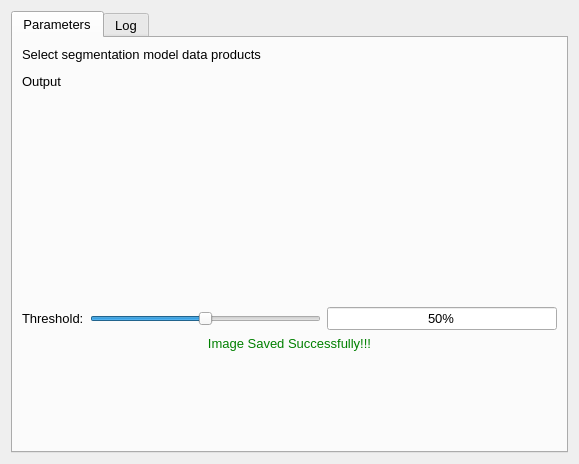
Above: qgisplugin/interfaces/thresholding_gui.ui from umfieldrobotics/ShipwreckFinderQGISPlugin before the change. Below: the same form after it.
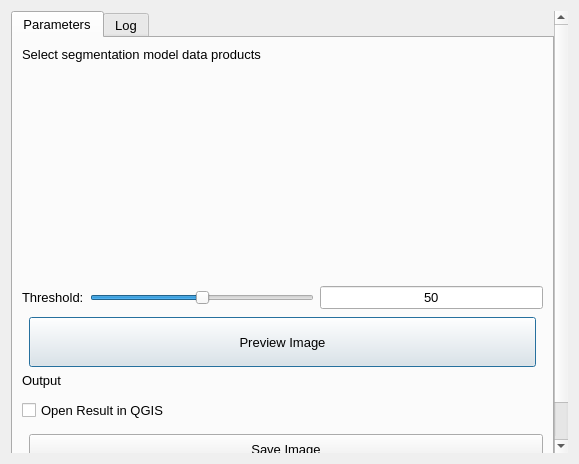
That is the form after the change. Icons and pictures are not drawn. Custom widgets are drawn as their Qt base class.

Commit message: Updated thresholding to recreate in the same position

Patch:
```diff
--- a/qgisplugin/interfaces/thresholding_gui.ui
+++ b/qgisplugin/interfaces/thresholding_gui.ui
@@ -133,24 +133,18 @@
 
                       <!-- Output wwidgits -->
                       <item>
-                        <widget class="QLabel" name="label_2">
-                          <property name="font">
-                            <font>
-                              <pointsize>10</pointsize>
-                            </font>
-                          </property>
-                          <property name="text">
-                            <string>Output</string>
-                          </property>
-                        </widget>
+                        <layout class="QHBoxLayout" name="horizontalLayout_3">
+                          <item>
+                            <widget class="QgsFileWidget" name="original_segmentation_textbox" native="true">
+                              <property name="filter" stdset="0">
+                                <string>Original Tiff Segmentation Image (*.tif)</string>
+                              </property>
+                            </widget>
+                          </item>
+                        </layout>
                       </item>
-                      <item>
-                        <widget class="QgsFileWidget" name="outputFileWidget" native="true">
-                          <property name="filter" stdset="0">
-                            <string/>
-                          </property>
-                        </widget>
-                      </item>
+
+
                       <!-- <item>
                         <widget class="QCheckBox" name="openCheckBox">
                           <property name="font">
@@ -223,10 +217,10 @@
                           <item>
                             <widget class="QLineEdit" name="percentageDisplay">
                               <property name="readOnly">
-                                <bool>true</bool>
+                                <bool>false</bool>
                               </property>
                               <property name="text">
-                                <string>50%</string>
+                                <string>50</string>
                               </property>
                               <property name="alignment">
                                 <set>Qt::AlignCenter</set>
@@ -239,6 +233,132 @@
                         </layout>
                       </item>
 
+
+                      <item>
+                        <spacer name="verticalSpacer">
+                          <property name="orientation">
+                            <enum>Qt::Vertical</enum>
+                          </property>
+                          <property name="sizeHint" stdset="0">
+                            <size>
+                              <width>20</width>
+                              <height>40</height>
+                            </size>
+                          </property>
+                        </spacer>
+                      </item>
+
+
+                      <!-- Centered Preview Button -->
+                      <item>
+                        <layout class="QHBoxLayout" name="hboxLayoutCentered">
+                        <item>
+                          <spacer name="horizontalSpacer">
+                          <property name="orientation">
+                            <enum>Qt::Horizontal</enum>
+                          </property>
+                          <property name="sizeType">
+                            <enum>QSizePolicy::Expanding</enum>
+                          </property>
+                          </spacer>
+                        </item>
+                        <item>
+                          <widget class="QPushButton" name="previewButton">
+                          <property name="text">
+                            <string>Preview Image</string>
+                          </property>
+                          <property name="minimumSize">
+                            <size>
+                            <width>150</width>
+                            <height>50</height>
+                            </size>
+                          </property>
+                          </widget>
+                        </item>
+                        <item>
+                          <spacer name="horizontalSpacer_2">
+                          <property name="orientation">
+                            <enum>Qt::Horizontal</enum>
+                          </property>
+                          <property name="sizeType">
+                            <enum>QSizePolicy::Expanding</enum>
+                          </property>
+                          </spacer>
+                        </item>
+                        </layout>
+                      </item>
+
+                      <!-- Output widgits -->
+                      <item>
+                        <widget class="QLabel" name="label_2">
+                          <property name="font">
+                            <font>
+                              <pointsize>10</pointsize>
+                            </font>
+                          </property>
+                          <property name="text">
+                            <string>Output</string>
+                          </property>
+                        </widget>
+                      </item>
+                      <item>
+                        <widget class="QgsFileWidget" name="outputFileWidget" native="true">
+                          <property name="filter" stdset="0">
+                            <string/>
+                          </property>
+                        </widget>
+                      </item>
+
+                      <!-- Checkbox -->
+                      <item>
+                        <widget class="QCheckBox" name="openInQGISBox">
+                        <property name="text">
+                          <string>Open Result in QGIS</string>
+                        </property>
+                        </widget>
+                      </item>
+
+                      <!-- Spacer to push Save Image button to bottom -->
+                      <item>
+                        <spacer name="verticalSpacer">
+                        <property name="orientation">
+                          <enum>Qt::Vertical</enum>
+                        </property>
+                        <property name="sizeType">
+                          <enum>QSizePolicy::Expanding</enum>
+                        </property>
+                        </spacer>
+                      </item>
+
+                      <!-- Save Image Button aligned to bottom right -->
+                      <item>
+                        <layout class="QHBoxLayout" name="hboxLayoutSave">
+                        <item>
+                          <spacer name="horizontalSpacer_3">
+                          <property name="orientation">
+                            <enum>Qt::Horizontal</enum>
+                          </property>
+                          <property name="sizeType">
+                            <enum>QSizePolicy::Expanding</enum>
+                          </property>
+                          </spacer>
+                        </item>
+                        <item>
+                          <widget class="QPushButton" name="saveButton">
+                          <property name="text">
+                            <string>Save Image</string>
+                          </property>
+                          <property name="minimumSize">
+                            <size>
+                            <width>100</width>
+                            <height>30</height>
+                            </size>
+                          </property>
+                          </widget>
+                        </item>
+                        </layout>
+                      </item>
+
                       <item>
                         <widget class="QLabel" name="success_label">
                             <property name="font">
@@ -259,19 +379,15 @@
                     </item>
 
 
-                      <item>
-                        <spacer name="verticalSpacer">
-                          <property name="orientation">
-                            <enum>Qt::Vertical</enum>
-                          </property>
-                          <property name="sizeHint" stdset="0">
-                            <size>
-                              <width>20</width>
-                              <height>40</height>
-                            </size>
-                          </property>
-                        </spacer>
-                      </item>
+
+
+
+
+
+
+
+
+
                     </layout>
                   </widget>
                   <widget class="QWidget" name="tab_log">
```
Left out of the diff: 2 changed lines with no effect on the pictures. The commit also changes 2 other files.
